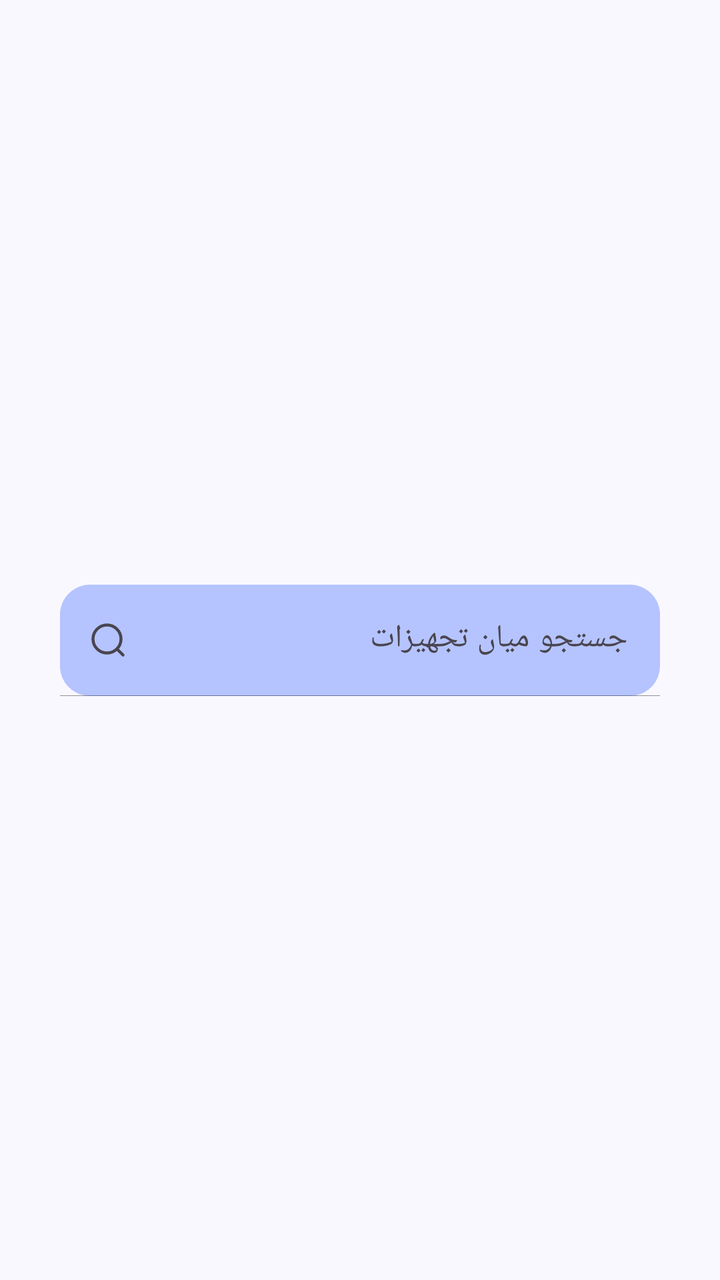
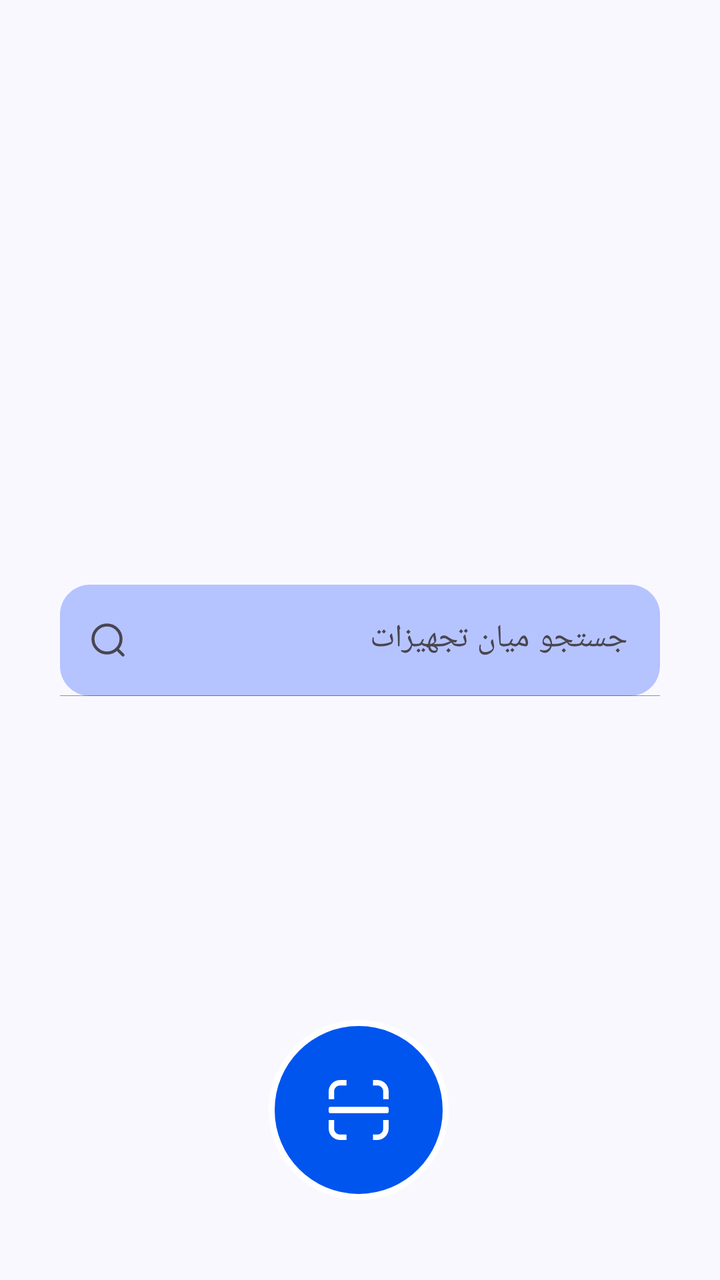

Before-and-after screenshots of an Android layout around one commit, followed by the original layout XML and the change that was made.
<!-- AndroidManifest.xml: application theme Theme.Iotequipment -->
<!-- res/layout/fragment_home.xml -->
<?xml version="1.0" encoding="utf-8"?>
<androidx.constraintlayout.widget.ConstraintLayout
    xmlns:tools="http://schemas.android.com/tools"
    android:layout_width="match_parent"
    android:layout_height="match_parent"
    xmlns:app="http://schemas.android.com/apk/res-auto"
    xmlns:android="http://schemas.android.com/apk/res/android">

    <LinearLayout
        android:layout_width="match_parent"
        android:layout_height="wrap_content"
        app:layout_constraintBottom_toBottomOf="parent"
        app:layout_constraintTop_toTopOf="parent">

        <include
            layout="@layout/search_bar"
            app:layout_constraintBottom_toBottomOf="parent"
            app:layout_constraintEnd_toEndOf="parent"
            app:layout_constraintStart_toStartOf="parent"
            app:layout_constraintTop_toTopOf="parent" />
    </LinearLayout>


</androidx.constraintlayout.widget.ConstraintLayout>
<!-- res/layout/search_bar.xml (included above) -->
<?xml version="1.0" encoding="utf-8"?>
<merge xmlns:android="http://schemas.android.com/apk/res/android"
    xmlns:app="http://schemas.android.com/apk/res-auto">

    <com.google.android.material.textfield.TextInputLayout
        android:id="@+id/searchBox"
        android:layout_width="match_parent"
        android:layout_height="wrap_content"
        android:padding="15dp"
        android:layout_margin="15dp"
        app:endIconMode="clear_text"
        app:counterMaxLength="20"
        app:boxStrokeWidth = "0.3dp"
        app:boxStrokeColor="@color/md_theme_background"
        app:boxStrokeWidthFocused = "1.5dp"
        app:boxBackgroundMode="filled"
        app:startIconDrawable="@drawable/ic_search"
        app:boxBackgroundColor="@color/md_theme_inversePrimary_mediumContrast"
        android:hint="@string/searchbar_hint"
        app:boxCornerRadiusTopStart="15dp"
        app:boxCornerRadiusTopEnd="15dp"
        app:boxCornerRadiusBottomStart="15dp"
        app:boxCornerRadiusBottomEnd="15dp"
        android:textAppearance="@color/md_theme_background"
        app:placeholderTextAppearance="@color/md_theme_background"
        >
        <com.google.android.material.textfield.TextInputEditText
            android:id="@+id/search_bar"
            android:layout_width="match_parent"
            android:layout_height="wrap_content"
            android:maxLength="30"
            android:maxLines="1"
            />
    </com.google.android.material.textfield.TextInputLayout>

</merge>
<!-- resources referenced by this layout -->
<resources>
  <color name="md_theme_background">#FAF8FF</color>
  <color name="md_theme_inversePrimary_mediumContrast">#B5C4FF</color>
  <!-- drawable ic_search (drawable) -->
  <vector xmlns:android="http://schemas.android.com/apk/res/android"
      android:width="24dp"
      android:height="24dp"
      android:viewportWidth="24"
      android:viewportHeight="24">
    <path
        android:pathData="M11.5,18.5C15.366,18.5 18.5,15.366 18.5,11.5C18.5,7.634 15.366,4.5 11.5,4.5C7.634,4.5 4.5,7.634 4.5,11.5C4.5,15.366 7.634,18.5 11.5,18.5Z"
        android:strokeLineJoin="round"
        android:strokeWidth="1.5"
        android:fillColor="#00000000"
        android:strokeColor="#000D26"
        android:strokeLineCap="round"/>
    <path
        android:pathData="M16.5,16.5L19.5,19.5"
        android:strokeLineJoin="round"
        android:strokeWidth="1.5"
        android:fillColor="#00000000"
        android:strokeColor="#000D26"
        android:strokeLineCap="round"/>
  </vector>
  <string name="searchbar_hint">جستجو میان تجهیزات</string>
  <style name="Theme.Iotequipment" parent="Base.Theme.Iotequipment" />
  <style name="Base.Theme.Iotequipment" parent="Theme.Material3.DayNight.NoActionBar">
          <item name="fontFamily">@font/iran_yekan_regular</item>
          
          
          <item name="colorPrimary">@color/md_theme_primary</item>
          <item name="android:colorBackground">@color/md_theme_background</item>
  
      </style>
  <color name="md_theme_primary">#0055EF</color>
</resources>

<!-- the commit's change to res/layout/fragment_home.xml (unified diff, before → after) -->
@@ -5,6 +5,18 @@
     android:layout_height="match_parent"
     xmlns:app="http://schemas.android.com/apk/res-auto"
     xmlns:android="http://schemas.android.com/apk/res/android">
+
+    <ImageButton
+        android:id="@+id/btn_fab_scan2"
+        android:layout_width="wrap_content"
+        android:layout_height="wrap_content"
+        android:layout_marginBottom="40dp"
+        android:background="@drawable/rec_btn_fab"
+        app:layout_constraintBottom_toBottomOf="parent"
+        app:layout_constraintEnd_toEndOf="parent"
+        app:layout_constraintHorizontal_bias="0.498"
+        app:layout_constraintStart_toStartOf="parent"
+        app:srcCompat="@drawable/ic_fab" />
 
     <LinearLayout
         android:layout_width="match_parent"
<!-- resource entries referenced after the edit -->
@@ -2,6 +2,20 @@
 <resources>
   <color name="md_theme_background">#FAF8FF</color>
   <color name="md_theme_inversePrimary_mediumContrast">#B5C4FF</color>
+  <!-- drawable ic_fab (drawable) -->
+  <vector xmlns:android="http://schemas.android.com/apk/res/android"
+      android:width="30dp"
+      android:height="30dp"
+      android:viewportWidth="30"
+      android:viewportHeight="30">
+    <group>
+      <clip-path
+          android:pathData="M0,0h30v30h-30z"/>
+      <path
+          android:pathData="M5.721,0H8.901V2.722H5.721C4.928,2.722 4.168,3.035 3.607,3.594C3.047,4.154 2.733,4.912 2.733,5.703V9.6H0V5.708C0.001,4.96 0.15,4.219 0.438,3.528C0.726,2.838 1.147,2.21 1.679,1.682C2.208,1.15 2.838,0.727 3.531,0.439C4.225,0.15 4.969,0.001 5.721,0ZM0.795,13.406H29.205C29.416,13.408 29.617,13.493 29.766,13.643C29.915,13.792 29.999,13.994 30,14.204V15.796C30.001,16.008 29.917,16.211 29.769,16.362C29.62,16.513 29.417,16.599 29.205,16.602H0.795C0.583,16.6 0.38,16.514 0.231,16.363C0.082,16.212 -0.001,16.008 0,15.796V14.204C0,13.993 0.084,13.791 0.233,13.641C0.382,13.492 0.584,13.407 0.795,13.406ZM22.16,0H24.279C25.029,0 25.772,0.149 26.464,0.436C27.157,0.723 27.785,1.144 28.314,1.675C28.847,2.204 29.269,2.832 29.558,3.524C29.846,4.216 29.995,4.958 29.995,5.708V9.6H27.272V5.708C27.271,5.316 27.193,4.929 27.042,4.567C26.891,4.205 26.67,3.877 26.391,3.601C26.114,3.324 25.784,3.104 25.421,2.954C25.059,2.804 24.67,2.727 24.277,2.727H22.16V0ZM29.99,19.983V24.292C29.985,25.804 29.381,27.253 28.309,28.323C27.237,29.392 25.785,29.995 24.27,30H22.16V27.278H24.279C25.072,27.274 25.831,26.958 26.391,26.399C26.951,25.84 27.268,25.083 27.272,24.292V19.983H29.99ZM8.892,29.993H5.711C4.198,29.991 2.747,29.389 1.679,28.32L1.6,28.235C0.575,27.177 0.002,25.763 0,24.292V19.983H2.728V24.292C2.729,25.056 3.022,25.79 3.548,26.345L3.609,26.399C3.886,26.677 4.215,26.897 4.577,27.048C4.939,27.199 5.328,27.277 5.721,27.278H8.901V30L8.892,29.993Z"
+          android:fillColor="#ffffff"/>
+    </group>
+  </vector>
   <!-- drawable ic_search (drawable) -->
   <vector xmlns:android="http://schemas.android.com/apk/res/android"
       android:width="24dp"
@@ -23,6 +37,18 @@
         android:strokeColor="#000D26"
         android:strokeLineCap="round"/>
   </vector>
+  <!-- drawable rec_btn_fab (drawable) -->
+  <vector xmlns:android="http://schemas.android.com/apk/res/android"
+      android:width="90dp"
+      android:height="90dp"
+      android:viewportWidth="90"
+      android:viewportHeight="90">
+    <path
+        android:pathData="M45,1.5C69.024,1.5 88.5,20.976 88.5,45C88.5,69.024 69.024,88.5 45,88.5C20.976,88.5 1.5,69.024 1.5,45C1.5,20.976 20.976,1.5 45,1.5Z"
+        android:strokeWidth="3"
+        android:fillColor="#0055EF"
+        android:strokeColor="#ffffff"/>
+  </vector>
   <string name="searchbar_hint">جستجو میان تجهیزات</string>
   <style name="Theme.Iotequipment" parent="Base.Theme.Iotequipment" />
   <style name="Base.Theme.Iotequipment" parent="Theme.Material3.DayNight.NoActionBar">
